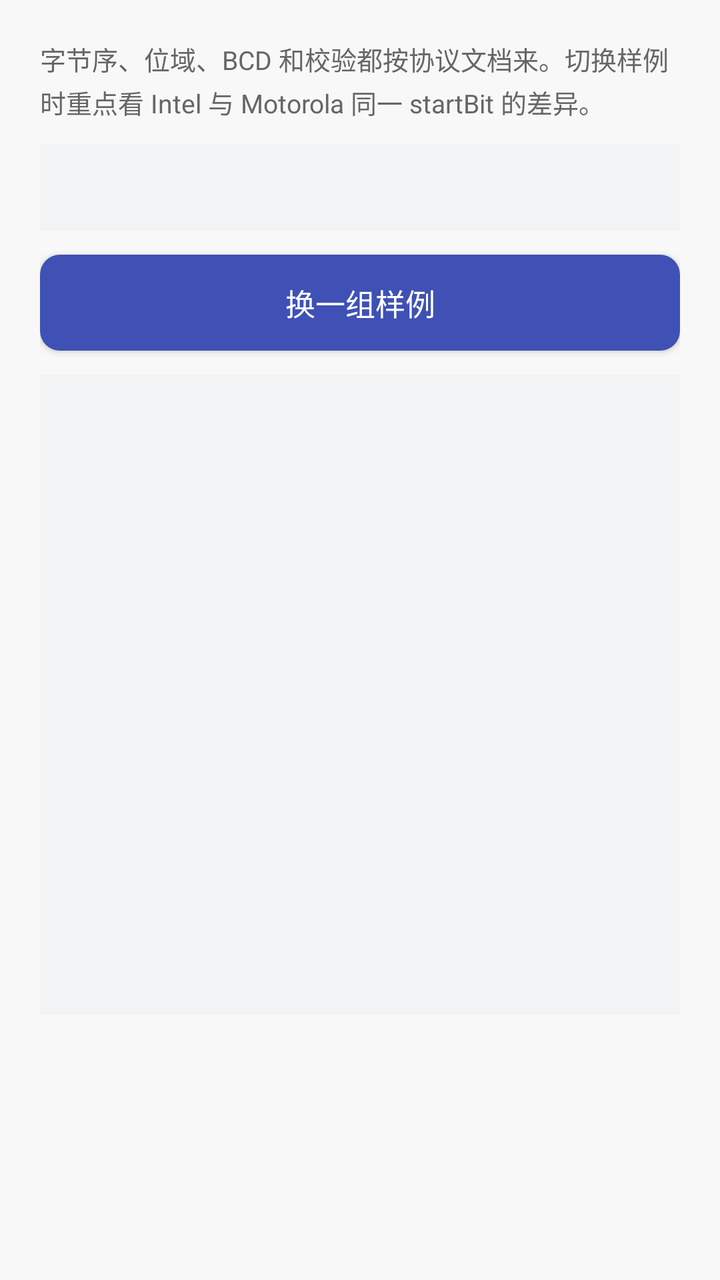
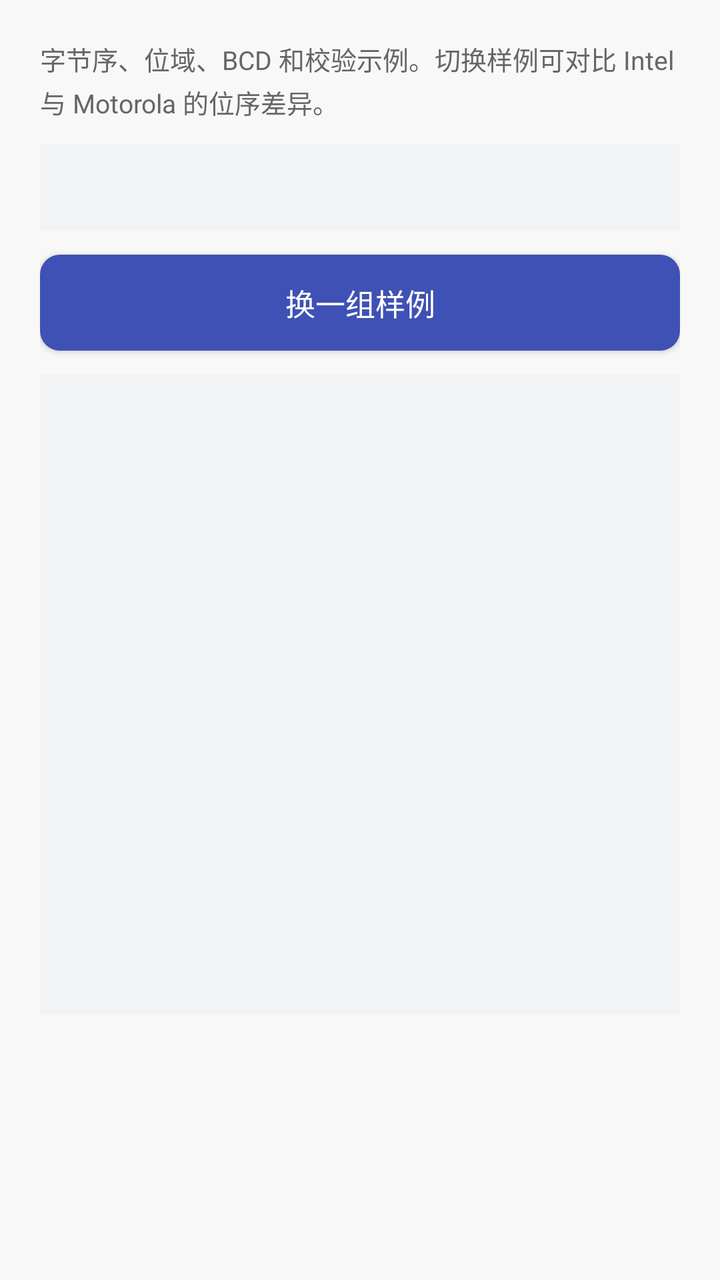

Compare the two renders of this Android layout. The source of the first and the diff that turns it into the second are given below.
<!-- AndroidManifest.xml: application theme MyAppTheme -->
<!-- res/layout/activity_byte_checksum_demo.xml -->
<?xml version="1.0" encoding="utf-8"?>
<ScrollView xmlns:android="http://schemas.android.com/apk/res/android"
    android:layout_width="match_parent"
    android:layout_height="match_parent"
    android:background="@color/skin_bg_page"
    android:fillViewport="true">

    <LinearLayout
        android:layout_width="match_parent"
        android:layout_height="wrap_content"
        android:orientation="vertical"
        android:padding="20dp">

        <TextView
            android:layout_width="match_parent"
            android:layout_height="wrap_content"
            android:lineSpacingExtra="3dp"
            android:text="字节序、位域、BCD 和校验都按协议文档来。切换样例时重点看 Intel 与 Motorola 同一 startBit 的差异。"
            android:textColor="@color/skin_text_secondary"
            android:textSize="13sp" />

        <TextView
            android:id="@+id/tvSample"
            android:layout_width="match_parent"
            android:layout_height="wrap_content"
            android:layout_marginTop="12dp"
            android:background="@color/skin_bg_chip"
            android:fontFamily="monospace"
            android:padding="12dp"
            android:textColor="@color/skin_text_primary"
            android:textSize="14sp" />

        <Button
            android:id="@+id/btnNextSample"
            android:layout_width="match_parent"
            android:layout_height="48dp"
            android:layout_marginTop="12dp"
            android:background="@drawable/demo_bg_button"
            android:text="换一组样例"
            android:textAllCaps="false"
            android:textColor="@color/white"
            android:textSize="15sp" />

        <TextView
            android:id="@+id/tvResult"
            android:layout_width="match_parent"
            android:layout_height="wrap_content"
            android:layout_marginTop="12dp"
            android:background="@color/skin_bg_chip"
            android:fontFamily="monospace"
            android:lineSpacingExtra="4dp"
            android:minHeight="320dp"
            android:padding="12dp"
            android:textColor="@color/skin_text_primary"
            android:textSize="13sp" />

    </LinearLayout>

</ScrollView>
<!-- resources referenced by this layout -->
<resources>
  <color name="skin_bg_chip">#FFF2F3F5</color>
  <color name="skin_bg_page">#FFF8F8F8</color>
  <color name="skin_text_primary">#FF333333</color>
  <color name="skin_text_secondary">#FF666666</color>
  <color name="white">#FFFFFF</color>
  <!-- drawable demo_bg_button (drawable) -->
  <?xml version="1.0" encoding="utf-8"?>
  <selector xmlns:android="http://schemas.android.com/apk/res/android">
  
      <item android:state_enabled="false">
          <shape android:shape="rectangle">
              <solid android:color="@color/gray_cc" />
              <corners android:radius="@dimen/dimen_10" />
          </shape>
      </item>
  
      <item android:state_pressed="true">
          <shape android:shape="rectangle">
              <solid android:color="@color/colorPrimaryDark" />
              <corners android:radius="@dimen/dimen_10" />
          </shape>
      </item>
  
      <item>
          <shape android:shape="rectangle">
              <solid android:color="@color/colorPrimary" />
              <corners android:radius="@dimen/dimen_10" />
          </shape>
      </item>
  
  </selector>
  <style name="MyAppTheme" parent="AppTheme">
          
          <item name="android:windowAnimationStyle">@style/ActivityAnimTheme</item>
      </style>
  <color name="gray_cc">#cccccc</color>
  <dimen name="dimen_10">10dp</dimen>
  <color name="colorPrimaryDark">#303F9F</color>
  <color name="colorPrimary">#3F51B5</color>
  <style name="AppTheme" parent="Theme.AppCompat.Light.NoActionBar">
          
          <item name="colorPrimary">@color/colorPrimary</item>
          <item name="colorPrimaryDark">@color/colorPrimaryDark</item>
          <item name="colorAccent">@color/colorAccent</item>
          <item name="android:windowBackground">@color/white</item>
      </style>
  <style name="ActivityAnimTheme" parent="@android:style/Animation.Activity">
          <item name="android:activityOpenEnterAnimation">@anim/abs_activity_open_enter</item>
          <item name="android:activityOpenExitAnimation">@anim/abs_activity_open_exit</item>
          <item name="android:activityCloseEnterAnimation">@anim/abs_activity_close_enter</item>
          <item name="android:activityCloseExitAnimation">@anim/abs_activity_close_exit</item>
      </style>
  <color name="colorAccent">#FF4081</color>
</resources>

<!-- the commit's change to res/layout/activity_byte_checksum_demo.xml (unified diff, before → after) -->
@@ -15,7 +15,7 @@
             android:layout_width="match_parent"
             android:layout_height="wrap_content"
             android:lineSpacingExtra="3dp"
-            android:text="字节序、位域、BCD 和校验都按协议文档来。切换样例时重点看 Intel 与 Motorola 同一 startBit 的差异。"
+            android:text="字节序、位域、BCD 和校验示例。切换样例可对比 Intel 与 Motorola 的位序差异。"
             android:textColor="@color/skin_text_secondary"
             android:textSize="13sp" />
 
